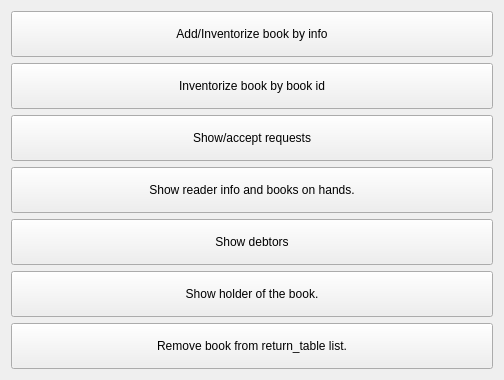
Old version of the form librarianmode.ui in the repository neshchereto/Library_management.
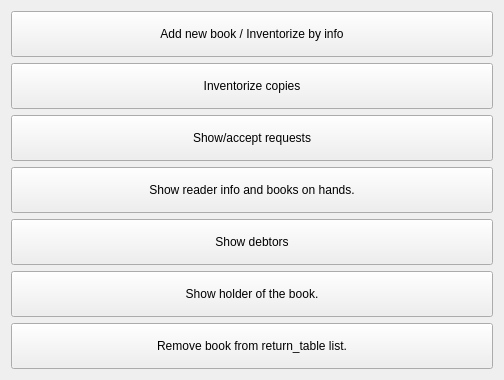
New version of the form.

Commit message: Debtors and BookHolder created

What changed in the file:
```diff
--- a/librarianmode.ui
+++ b/librarianmode.ui
@@ -29,7 +29,7 @@
       </size>
      </property>
      <property name="text">
-      <string>Add/Inventorize book by info</string>
+      <string>Add new book / Inventorize by info</string>
      </property>
     </widget>
    </item>
@@ -48,7 +48,7 @@
       </size>
      </property>
      <property name="text">
-      <string>Inventorize book by book id</string>
+      <string>Inventorize copies</string>
      </property>
     </widget>
    </item>
```
The commit also changes 6 other files.
